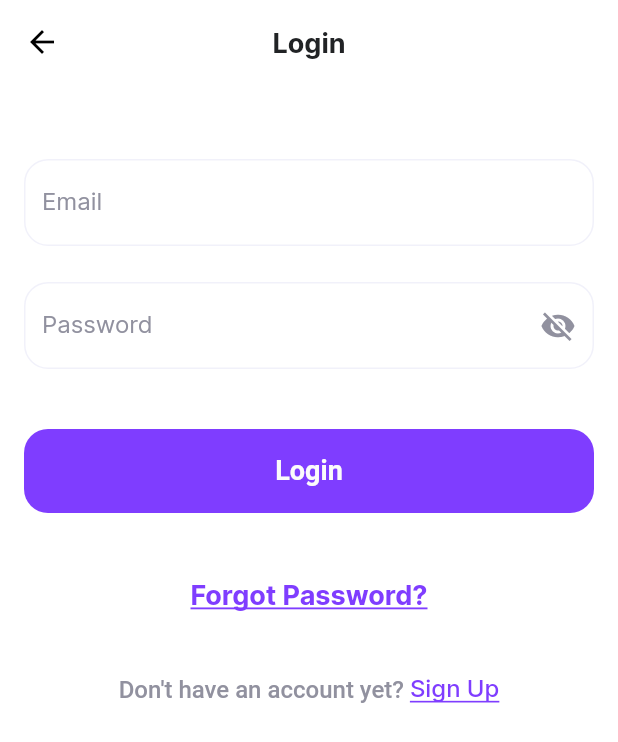
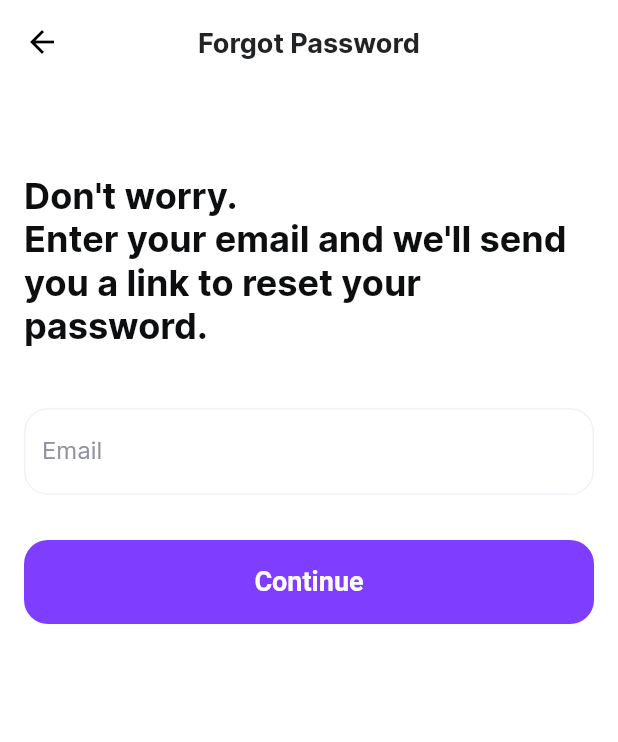
Before and after one commit to Manuelkpatsu/montra, a Flutter app: the LoginScreen screen opened by its route, after a tap on "Forgot Password?", on a phone screen of 412 x 824 dp. Shown: the top 742 px of the screen. Run offline on Flutter 3.47's test engine with Material 2 defaults, Android fonts, the phone set to English and light mode, and no system bars; our stand-ins replace pin_code_fields, smooth_page_indicator.

Commit message:
Implement forgot password screen

```diff
--- a/lib/router.dart
+++ b/lib/router.dart
@@ -1,6 +1,7 @@
 import 'package:flutter/material.dart';
 import 'package:montra/screen/splash/splash_screen.dart';
 
+import 'screen/auth/forgot_password/forgot_password_screen.dart';
 import 'screen/auth/login/login_screen.dart';
 import 'screen/auth/onboarding/onboarding_screen.dart';
 import 'screen/auth/sign_up/sign_up_screen.dart';
@@ -19,6 +20,8 @@ class AppRouter {
         return MaterialPageRoute(builder: (_) => const VerificationScreen());
       case LoginScreen.routeName:
         return MaterialPageRoute(builder: (_) => const LoginScreen());
+      case ForgotPasswordScreen.routeName:
+        return MaterialPageRoute(builder: (_) => const ForgotPasswordScreen());
       default:
         return MaterialPageRoute(
           builder: (_) => Scaffold(
--- /dev/null
+++ b/lib/screen/auth/forgot_password/forgot_password_screen.dart
@@ -0,0 +1,54 @@
+import 'package:flutter/material.dart';
+import 'package:montra/screen/widget/continue_button.dart';
+import 'package:montra/screen/widget/text_input_field.dart';
+
+import 'widget/forgot_password_info_text.dart';
+import 'widget/forgot_password_text.dart';
+
+class ForgotPasswordScreen extends StatefulWidget {
+  static const routeName = '/forgot_password';
+
+  const ForgotPasswordScreen({Key? key}) : super(key: key);
+
+  @override
+  State<ForgotPasswordScreen> createState() => _ForgotPasswordScreenState();
+}
+
+class _ForgotPasswordScreenState extends State<ForgotPasswordScreen> {
+  final TextEditingController _emailController = TextEditingController();
+
+  @override
+  void dispose() {
+    _emailController.dispose();
+    super.dispose();
+  }
+
+  @override
+  Widget build(BuildContext context) {
+    return Scaffold(
+      appBar: AppBar(
+        title: const ForgotPasswordText(),
+        centerTitle: true,
+      ),
+      body: SingleChildScrollView(
+        padding: const EdgeInsets.symmetric(horizontal: 16),
+        child: Column(
+          children: [
+            const SizedBox(height: 60),
+            const ForgotPasswordInfoText(),
+            const SizedBox(height: 40),
+            TextInputField(
+              controller: _emailController,
+              hintText: 'Email',
+              inputAction: TextInputAction.done,
+              inputType: TextInputType.emailAddress,
+            ),
+            const SizedBox(height: 30),
+            ContinueButton(onPressed: () {}),
+            const SizedBox(height: 10),
+          ],
+        ),
+      ),
+    );
+  }
+}
--- /dev/null
+++ b/lib/screen/auth/forgot_password/widget/forgot_password_info_text.dart
@@ -0,0 +1,15 @@
+import 'package:flutter/material.dart';
+import 'package:montra/theme/custom_color.dart';
+import 'package:montra/theme/styles.dart';
+
+class ForgotPasswordInfoText extends StatelessWidget {
+  const ForgotPasswordInfoText({Key? key}) : super(key: key);
+
+  @override
+  Widget build(BuildContext context) {
+    return Text(
+      'Don\'t worry.\nEnter your email and we\'ll send you a link to reset your password.',
+      style: title2TextStyle.copyWith(color: CustomColor.dark100Color),
+    );
+  }
+}
--- /dev/null
+++ b/lib/screen/auth/forgot_password/widget/forgot_password_text.dart
@@ -0,0 +1,15 @@
+import 'package:flutter/material.dart';
+import 'package:montra/theme/custom_color.dart';
+import 'package:montra/theme/styles.dart';
+
+class ForgotPasswordText extends StatelessWidget {
+  const ForgotPasswordText({Key? key}) : super(key: key);
+
+  @override
+  Widget build(BuildContext context) {
+    return Text(
+      'Forgot Password',
+      style: title3TextStyle.copyWith(color: CustomColor.blackColor),
+    );
+  }
+}
--- a/lib/screen/auth/login/login_screen.dart
+++ b/lib/screen/auth/login/login_screen.dart
@@ -1,4 +1,6 @@
 import 'package:flutter/material.dart';
+import 'package:montra/screen/auth/forgot_password/forgot_password_screen.dart';
+import 'package:montra/screen/auth/sign_up/sign_up_screen.dart';
 import 'package:montra/screen/widget/password_input_field.dart';
 import 'package:montra/screen/widget/text_input_field.dart';
 import 'package:montra/utils/validator.dart';
@@ -65,9 +67,17 @@ class _LoginScreenState extends State<LoginScreen> {
               const SizedBox(height: 40),
               LoginButton(onPressed: () {}),
               const SizedBox(height: 30),
-              ForgotPassword(onPressed: () {}),
+              ForgotPassword(
+                onPressed: () => Navigator.of(context).pushNamed(
+                  ForgotPasswordScreen.routeName,
+                ),
+              ),
               const SizedBox(height: 30),
-              CreateNewAccount(onTap: () {}),
+              CreateNewAccount(
+                onTap: () => Navigator.of(context).pushNamed(
+                  SignUpScreen.routeName,
+                ),
+              ),
               const SizedBox(height: 10),
             ],
           ),
--- a/lib/screen/auth/sign_up/sign_up_screen.dart
+++ b/lib/screen/auth/sign_up/sign_up_screen.dart
@@ -1,4 +1,5 @@
 import 'package:flutter/material.dart';
+import 'package:montra/screen/auth/login/login_screen.dart';
 import 'package:montra/screen/auth/verification/verification_screen.dart';
 import 'package:montra/screen/widget/password_input_field.dart';
 import 'package:montra/screen/widget/text_input_field.dart';
@@ -112,7 +113,11 @@ class _SignUpScreenState extends State<SignUpScreen> {
               const SizedBox(height: 12),
               GoggleSignUpButton(onPressed: () {}),
               const SizedBox(height: 12),
-              AlreadyHaveAccount(onTap: () {}),
+              AlreadyHaveAccount(
+                onTap: () => Navigator.of(context).pushNamed(
+                  LoginScreen.routeName,
+                ),
+              ),
               const SizedBox(height: 10),
             ],
           ),
--- /dev/null
+++ b/lib/screen/widget/continue_button.dart
@@ -0,0 +1,11 @@
+import 'package:flutter/material.dart';
+import 'package:montra/screen/widget/custom_button.dart';
+
+class ContinueButton extends CustomButton {
+  const ContinueButton({Key? key, required VoidCallback? onPressed})
+      : super(
+          key: key,
+          widget: const Text('Continue'),
+          onPressed: onPressed,
+        );
+}
```
